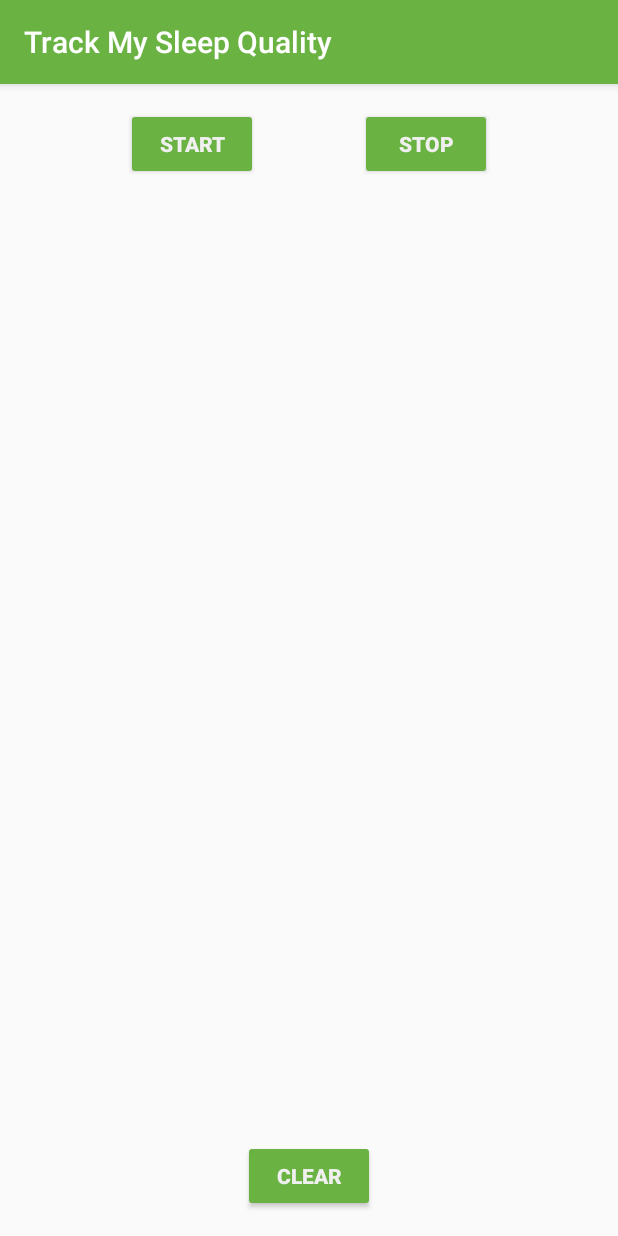
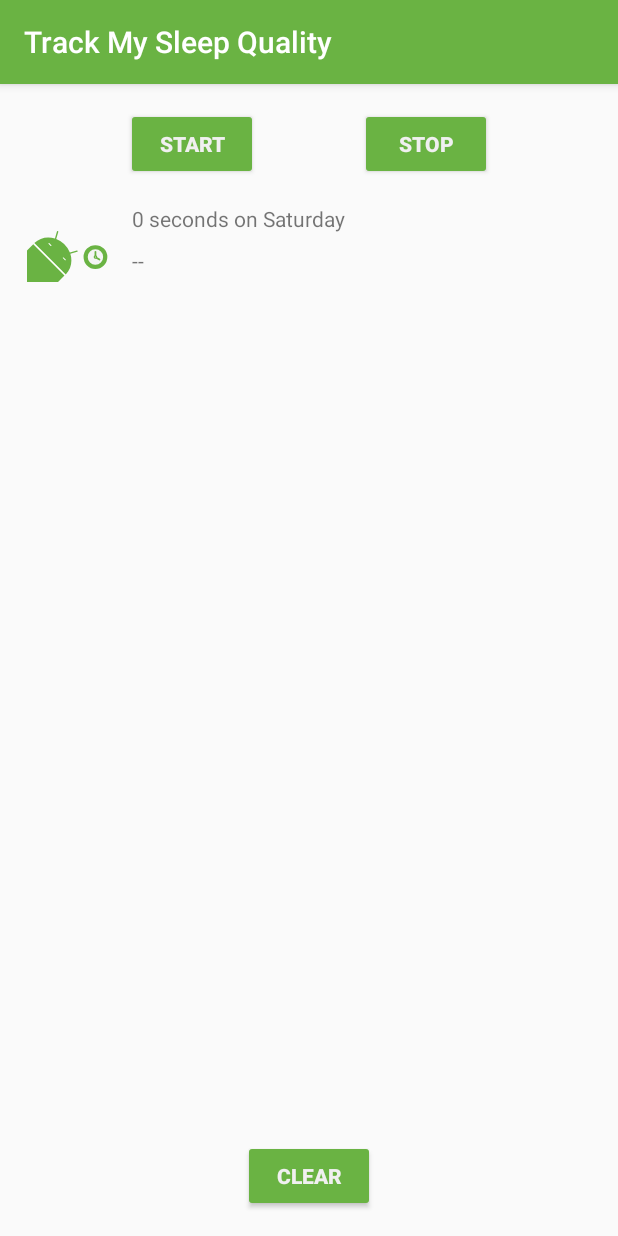
Before and after one commit to johnburitto/RecyclerViewFundamentals, an Android app: the screen it shows after launch (MainActivity), after a tap on "START", on a phone screen of 412 x 824 dp. Run offline under Robolectric (Android 15) with nearby library versions, the phone set to English and light mode, and no system bars; our stand-ins replace Room's generated code, data binding; Roboto replaces fonts that are not available here; 3 statements that could not run were skipped.

Commit message:
RecycleView with all info ViewHolder

```diff
--- a/app/src/main/java/com/example/android/trackmysleepquality/Util.kt
+++ b/app/src/main/java/com/example/android/trackmysleepquality/Util.kt
@@ -21,33 +21,39 @@ import android.content.res.Resources
 import android.os.Build
 import android.text.Html
 import android.text.Spanned
+import android.widget.TextView
+import androidx.recyclerview.widget.RecyclerView
 import com.example.android.trackmysleepquality.database.SleepNight
 import java.text.SimpleDateFormat
-//import java.util.concurrent.TimeUnit
-//import java.util.*
+import java.util.concurrent.TimeUnit
+import java.util.*
 
 
-//private val ONE_MINUTE_MILLIS = TimeUnit.MILLISECONDS.convert(1, TimeUnit.MINUTES)
-//private val ONE_HOUR_MILLIS = TimeUnit.MILLISECONDS.convert(1, TimeUnit.HOURS)
+private val ONE_MINUTE_MILLIS = TimeUnit.MILLISECONDS.convert(1, TimeUnit.MINUTES)
+private val ONE_HOUR_MILLIS = TimeUnit.MILLISECONDS.convert(1, TimeUnit.HOURS)
 
-//fun convertDurationToFormatted(startTimeMilli: Long, endTimeMilli: Long, res: Resources): String {
-//    val durationMilli = endTimeMilli - startTimeMilli
-//    val weekdayString = SimpleDateFormat("EEEE", Locale.getDefault()).format(startTimeMilli)
-//    return when {
-//        durationMilli < ONE_MINUTE_MILLIS -> {
-//            val seconds = TimeUnit.SECONDS.convert(durationMilli, TimeUnit.MILLISECONDS)
-//            res.getString(R.string.seconds_length, seconds, weekdayString)
-//        }
-//        durationMilli < ONE_HOUR_MILLIS -> {
-//            val minutes = TimeUnit.MINUTES.convert(durationMilli, TimeUnit.MILLISECONDS)
-//            res.getString(R.string.minutes_length, minutes, weekdayString)
-//        }
-//        else -> {
-//            val hours = TimeUnit.HOURS.convert(durationMilli, TimeUnit.MILLISECONDS)
-//            res.getString(R.string.hours_length, hours, weekdayString)
-//        }
-//    }
-//}
+fun convertDurationToFormatted(startTimeMilli: Long, endTimeMilli: Long, res: Resources): String {
+    val durationMilli = endTimeMilli - startTimeMilli
+    val weekdayString = SimpleDateFormat("EEEE", Locale.getDefault()).format(startTimeMilli)
+
+    return when {
+        durationMilli < ONE_MINUTE_MILLIS -> {
+            val seconds = TimeUnit.SECONDS.convert(durationMilli, TimeUnit.MILLISECONDS)
+
+            res.getString(R.string.seconds_length, seconds, weekdayString)
+        }
+        durationMilli < ONE_HOUR_MILLIS -> {
+            val minutes = TimeUnit.MINUTES.convert(durationMilli, TimeUnit.MILLISECONDS)
+
+            res.getString(R.string.minutes_length, minutes, weekdayString)
+        }
+        else -> {
+            val hours = TimeUnit.HOURS.convert(durationMilli, TimeUnit.MILLISECONDS)
+
+            res.getString(R.string.hours_length, hours, weekdayString)
+        }
+    }
+}
 
 
 
@@ -133,3 +139,5 @@ fun formatNights(nights: List<SleepNight>, resources: Resources): Spanned {
         return Html.fromHtml(sb.toString())
     }
 }
+
+class TextItemViewHolder(val textView : TextView) : RecyclerView.ViewHolder(textView)
--- /dev/null
+++ b/app/src/main/java/com/example/android/trackmysleepquality/sleeptracker/SleepNightAdapter.kt
@@ -0,0 +1,54 @@
+package com.example.android.trackmysleepquality.sleeptracker
+
+import android.graphics.Color
+import android.view.LayoutInflater
+import android.view.View
+import android.view.ViewGroup
+import android.widget.ImageView
+import android.widget.TextView
+import androidx.recyclerview.widget.RecyclerView
+import com.example.android.trackmysleepquality.R
+import com.example.android.trackmysleepquality.TextItemViewHolder
+import com.example.android.trackmysleepquality.convertDurationToFormatted
+import com.example.android.trackmysleepquality.convertNumericQualityToString
+import com.example.android.trackmysleepquality.database.SleepNight
+
+class SleepNightAdapter : RecyclerView.Adapter<SleepNightAdapter.ViewHolder>() {
+    class ViewHolder(itemViews : View) : RecyclerView.ViewHolder(itemViews) {
+        val sleepLength: TextView = itemView.findViewById(R.id.sleep_length)
+        val quality: TextView = itemView.findViewById(R.id.quality_string)
+        val qualityImage: ImageView = itemView.findViewById(R.id.quality_image)
+    }
+
+    var data = listOf<SleepNight>()
+        set(value) {
+            field = value
+            notifyDataSetChanged()
+        }
+
+    override fun onCreateViewHolder(parent: ViewGroup, viewType: Int): ViewHolder {
+        val layoutInflater = LayoutInflater.from(parent.context)
+        val view = layoutInflater.inflate(R.layout.list_item_sleep_night, parent, false)
+
+        return ViewHolder(view)
+    }
+
+    override fun getItemCount(): Int = data.size
+
+    override fun onBindViewHolder(holder: ViewHolder, position: Int) {
+        val item = data[position]
+        val res = holder.itemView.context.resources
+
+        holder.sleepLength.text = convertDurationToFormatted(item.startTimeMilli, item.endTimeMilli, res)
+        holder.quality.text = convertNumericQualityToString(item.sleepQuality, res)
+        holder.qualityImage.setImageResource(when(item.sleepQuality) {
+            0 -> R.drawable.ic_sleep_0
+            1 -> R.drawable.ic_sleep_1
+            2 -> R.drawable.ic_sleep_2
+            3 -> R.drawable.ic_sleep_3
+            4 -> R.drawable.ic_sleep_4
+            5 -> R.drawable.ic_sleep_5
+            else -> R.drawable.ic_sleep_active
+        })
+    }
+}
--- a/app/src/main/java/com/example/android/trackmysleepquality/sleeptracker/SleepTrackerFragment.kt
+++ b/app/src/main/java/com/example/android/trackmysleepquality/sleeptracker/SleepTrackerFragment.kt
@@ -106,6 +106,17 @@ class SleepTrackerFragment : Fragment() {
                 sleepTrackerViewModel.doneNavigating()
             }
         })
+
+        val adapter = SleepNightAdapter()
+
+        sleepTrackerViewModel.nights.observe(viewLifecycleOwner, Observer {
+            it?.let {
+                adapter.data = it
+            }
+        })
+
+        binding.sleepList.adapter = adapter
+
         return binding.root
     }
 }
--- a/app/src/main/java/com/example/android/trackmysleepquality/sleeptracker/SleepTrackerViewModel.kt
+++ b/app/src/main/java/com/example/android/trackmysleepquality/sleeptracker/SleepTrackerViewModel.kt
@@ -41,7 +41,7 @@ class SleepTrackerViewModel(
 
     private var tonight = MutableLiveData<SleepNight?>()
 
-    private val nights = database.getAllNights()
+    val nights = database.getAllNights()
 
     /**
      * Converted nights to Spanned for displaying.
--- a/app/src/main/res/layout/fragment_sleep_tracker.xml
+++ b/app/src/main/res/layout/fragment_sleep_tracker.xml
@@ -38,29 +38,6 @@
         <!-- Simplest way of displaying scrollable text and data. There is a
              better and more efficient way to do this, and you will learn about
              RecyclerView in a later lesson. -->
-
-        <ScrollView
-            android:layout_width="match_parent"
-            android:layout_height="0dp"
-            app:layout_constraintBottom_toTopOf="@+id/clear_button"
-            app:layout_constraintEnd_toEndOf="parent"
-            app:layout_constraintRight_toRightOf="parent"
-            app:layout_constraintStart_toStartOf="parent"
-            app:layout_constraintTop_toBottomOf="@+id/stop_button">
-
-            <!-- In the TextView, we can access the nightsString LiveData,
-                 which keeps it displayed and updated in the TextView
-                 whenever it changes. -->
-
-            <TextView
-                android:id="@+id/textview"
-                android:layout_width="match_parent"
-                android:layout_height="wrap_content"
-                android:layout_marginStart="@dimen/margin"
-                android:layout_marginTop="@dimen/margin"
-                android:layout_marginEnd="@dimen/margin"
-                android:text="@{sleepTrackerViewModel.nightsString}" />
-        </ScrollView>
 
         <!-- With data binding and LiveData, we can track the buttons' visibility states
              from the ViewModel. The click handler is in the ViewModel as well, and
@@ -109,5 +86,17 @@
             app:layout_constraintEnd_toEndOf="parent"
             app:layout_constraintStart_toStartOf="parent" />
 
+        <androidx.recyclerview.widget.RecyclerView
+            android:id="@+id/sleep_list"
+            android:layout_width="0dp"
+            android:layout_height="0dp"
+            app:layout_constraintBottom_toTopOf="@+id/clear_button"
+            app:layout_constraintEnd_toEndOf="parent"
+            app:layout_constraintStart_toStartOf="parent"
+            app:layout_constraintTop_toBottomOf="@+id/stop_button"
+            app:layoutManager="androidx.recyclerview.widget.LinearLayoutManager"
+            tools:layout_editor_absoluteX="1dp"
+            tools:layout_editor_absoluteY="65dp" />
+
     </androidx.constraintlayout.widget.ConstraintLayout>
 </layout>
--- /dev/null
+++ b/app/src/main/res/layout/list_item_sleep_night.xml
@@ -0,0 +1,42 @@
+<?xml version="1.0" encoding="utf-8"?>
+<androidx.constraintlayout.widget.ConstraintLayout xmlns:android="http://schemas.android.com/apk/res/android"
+    xmlns:app="http://schemas.android.com/apk/res-auto"
+    xmlns:tools="http://schemas.android.com/tools"
+    android:layout_width="match_parent"
+    android:layout_height="wrap_content">
+
+    <ImageView
+        android:id="@+id/quality_image"
+        android:layout_width="@dimen/icon_size"
+        android:layout_height="60dp"
+        android:layout_marginStart="16dp"
+        android:layout_marginTop="8dp"
+        android:layout_marginBottom="8dp"
+        app:layout_constraintBottom_toBottomOf="parent"
+        app:layout_constraintStart_toStartOf="parent"
+        app:layout_constraintTop_toTopOf="parent"
+        tools:srcCompat="@drawable/ic_sleep_5" />
+
+    <TextView
+        android:id="@+id/sleep_length"
+        android:layout_width="0dp"
+        android:layout_height="20dp"
+        android:layout_marginStart="8dp"
+        android:layout_marginTop="8dp"
+        android:layout_marginEnd="16dp"
+        app:layout_constraintEnd_toEndOf="parent"
+        app:layout_constraintStart_toEndOf="@+id/quality_image"
+        app:layout_constraintTop_toTopOf="@+id/quality_image"
+        tools:text="Wednesday" />
+
+    <TextView
+        android:id="@+id/quality_string"
+        android:layout_width="0dp"
+        android:layout_height="20dp"
+        android:layout_marginTop="8dp"
+        app:layout_constraintEnd_toEndOf="@+id/sleep_length"
+        app:layout_constraintHorizontal_bias="0.0"
+        app:layout_constraintStart_toStartOf="@+id/sleep_length"
+        app:layout_constraintTop_toBottomOf="@+id/sleep_length"
+        tools:text="Excellent!!!" />
+</androidx.constraintlayout.widget.ConstraintLayout>
--- /dev/null
+++ b/app/src/main/res/layout/text_item_view.xml
@@ -0,0 +1,7 @@
+<?xml version="1.0" encoding="utf-8"?>
+<TextView xmlns:android="http://schemas.android.com/apk/res/android"
+    android:textSize="24sp"
+    android:paddingStart="16dp"
+    android:paddingEnd="16dp"
+    android:layout_width="match_parent"
+    android:layout_height="wrap_content" />
```
